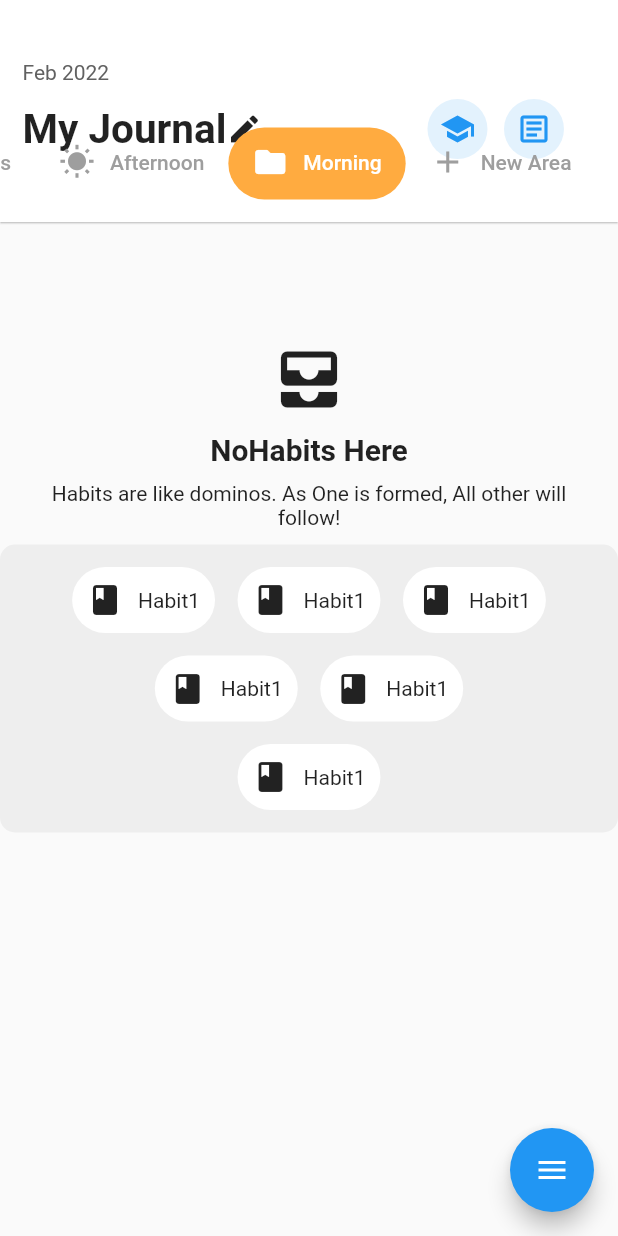
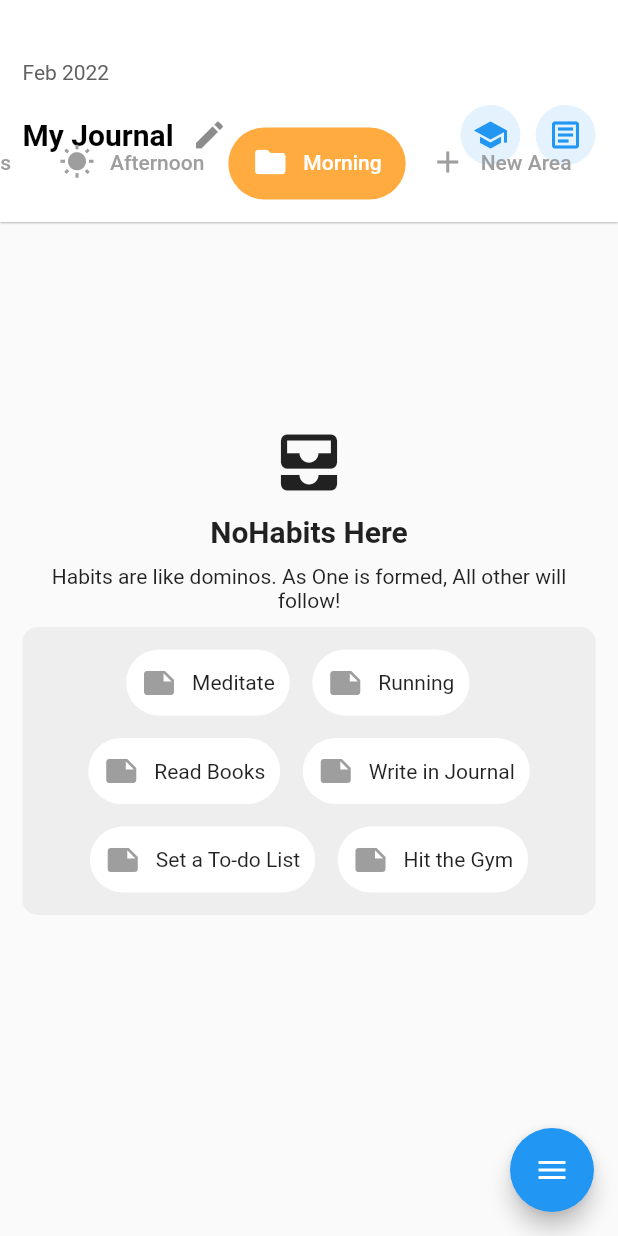
Before and after one commit to Sunil-0/Habitify, a Flutter app: the Journal screen opened directly, tab 3 chosen, on a phone screen of 412 x 824 dp. Run offline on Flutter 3.47's test engine with Material 2 defaults, Android fonts, the phone set to English and light mode, and no system bars; drawn by our look-alikes of flutter_speed_dial; our stand-ins replace firebase_core, flutter_datetime_picker, flutter_switch, percent_indicator; missing offline and left inert: auto_size_text_field, dart:ffi, duration_picker, flutter_pickers; accounts and stored records are empty.

Commit message:
Add Habits UI

```diff
--- a/lib/Journal.dart
+++ b/lib/Journal.dart
@@ -1,6 +1,14 @@
+import 'dart:developer';
+
 import 'package:flutter/material.dart';
+import 'package:flutter/services.dart';
 import 'package:intl/intl.dart';
 import 'package:flutter_speed_dial/flutter_speed_dial.dart';
+import 'package:auto_size_text_field/auto_size_text_field.dart';
+import 'AddHabit.dart';
+import 'classModel.dart';
+
+
 class Journal extends StatefulWidget {
   const Journal({Key? key}) : super(key: key);
 
@@ -9,6 +17,8 @@ class Journal extends StatefulWidget {
 }
 
 class _JournalState extends State<Journal> {
+  TextEditingController textControl = TextEditingController();
+  String journal = "My Journal";
   Color selectedColor = Colors.blue;
   int _counter = 0;
   int navIndex = 0;
@@ -30,13 +40,43 @@ class _JournalState extends State<Journal> {
                 Text( (DateFormat('yMMM').format(DateTime.now())), style:TextStyle(color: Colors.grey[700])),
                 SizedBox(height: 10),
                 Row(
+                  mainAxisAlignment: MainAxisAlignment.spaceBetween,
                   children: [
-                    Text("My Journal", style: TextStyle(fontSize: 27, fontWeight: FontWeight.bold),),
-                    Icon(Icons.edit),
-                    SizedBox(width: 110,),
-                    appBarIcon(icon : Icons.school),
-                    SizedBox(width: 11,),
-                    appBarIcon(icon: Icons.article_outlined)
+                    Row(
+                      children: [
+                        IntrinsicWidth(
+                          child: TextFormField(
+                            maxLength: 15,
+                            controller: textControl,
+                            decoration: InputDecoration(
+                              border: InputBorder.none,
+                              hintText: journal,
+                              hintStyle: TextStyle(fontSize: 20, fontWeight: FontWeight.bold, color: Colors.black),
+                              isCollapsed: false,
+                              counterText: '',
+                              suffixIcon: IconButton(
+                                onPressed: (){
+                                  textControl.text = '';
+                                  setState(() {
+                                  });
+                                },
+                                icon: Icon(Icons.edit),
+                              )
+                            ),
+                            autofocus: false,
+                            style: TextStyle(fontSize: 20, fontWeight: FontWeight.bold, color: Colors.black),
+                          ),
+                        ),
+                      ],
+                    ),
+                    Row(
+                      mainAxisAlignment: MainAxisAlignment.start,
+                      children: [
+                        appBarIcon(icon : Icons.school),
+                        SizedBox(width: 10,),
+                        appBarIcon(icon: Icons.article_outlined)
+                      ],
+                    )
                   ],
                 ),
                 SizedBox(height: 25),
@@ -68,10 +108,9 @@ class _JournalState extends State<Journal> {
                 selectedColor = Colors.orangeAccent;
               }
               else if(index == 3){
-                Navigator.pushNamed(context, '/New_Area');
                 index = 0;
                 setState(() {
-
+                  Navigator.pushNamed(context, '/New_Area');
                 });
               }
               setState(() {
@@ -210,9 +249,10 @@ class _JournalState extends State<Journal> {
                 ),
               ),
               Container(
+                padding: EdgeInsets.all(15),
                 child: Column(
                   children: [
-                    SizedBox(height: 80,),
+                    SizedBox(height: 120,),
                     Icon(Icons.all_inbox, size: 50,),
                     SizedBox(height: 10,),
                     Text('NoHabits Here', style: TextStyle(fontWeight: FontWeight.bold, fontSize: 20),),
@@ -227,19 +267,19 @@ class _JournalState extends State<Journal> {
                         color: Colors.grey.shade200,
                       ),
                       child: Column(
-
+                        crossAxisAlignment: CrossAxisAlignment.center,
                         children: [
                           Row(
                             mainAxisAlignment: MainAxisAlignment.center,
-                            children: [habits(text: 'Habit1',), SizedBox(width: 15,), habits(text: 'Habit1',), SizedBox(width: 15,), habits(text: 'Habit1',)],),
+                            children: [habits(text: 'Meditate',), SizedBox(width: 15,), habits(text: 'Running',), SizedBox(width: 15,),],),
                           SizedBox(height: 15,),
                           Row(
                             mainAxisAlignment: MainAxisAlignment.center,
-                            children: [habits(text: 'Habit1',), SizedBox(width: 15,), habits(text: 'Habit1',)],),
+                            children: [habits(text: 'Read Books',), SizedBox(width: 15,), habits(text: 'Write in Journal',)],),
                           SizedBox(height: 15,),
                           Row(
                             mainAxisAlignment: MainAxisAlignment.center,
-                            children: [habits(text: 'Habit1',)],)
+                            children: [habits(text: 'Set a To-do List',), SizedBox(width: 15,), habits(text: 'Hit the Gym',)],)
                         ],
                       ),
                     )
@@ -373,7 +413,13 @@ class habits extends StatelessWidget {
           borderRadius: BorderRadius.circular(50),
           color: Colors.white
       ),
-      child: Row(children: [Icon(Icons.book), SizedBox(width: 10), Text(this.text)],),
+      child: GestureDetector(
+        child: Row(children: [Icon(Icons.note, color: Colors.grey,), SizedBox(width: 10), Text(this.text)],),
+        onTap: (){
+          AddHabit.habitName = text;
+          Navigator.pushNamed(context, '/Add_Habit');
+        },
+      ),
     );
   }
 }
--- /dev/null
+++ b/lib/classModel.dart
@@ -0,0 +1,5 @@
+import 'package:flutter/material.dart';
+
+class AddHabit {
+  static late String habitName;
+}
--- a/lib/main.dart
+++ b/lib/main.dart
@@ -1,9 +1,11 @@
 import 'dart:ffi';
+import 'package:habitify/AddHabit.dart';
 import 'package:habitify/Challenges.dart';
 import 'package:habitify/Journal.dart';
 import 'package:habitify/Setting.dart';
 import 'package:habitify/Upgrade.dart';
 import 'package:intl/intl.dart';
+import 'package:firebase_core/firebase_core.dart';
 import 'NewArea.dart';
 import 'package:flutter/cupertino.dart';
 import 'package:flutter/material.dart';
@@ -27,6 +29,7 @@ class MyApp extends StatelessWidget {
       routes: {
         '/New_Area' : (context) => New_Area(),
         '/Progress' : (context) => progress(),
+        '/Add_Habit' : (context) => addHabit(),
       },
       home: MyHomePage(),
     );
```
Also changed, not shown: lib/AddHabit.dart (added, +308 -0 lines), pubspec.yaml (+7 -0 lines), pubspec.lock, 2 other files.
